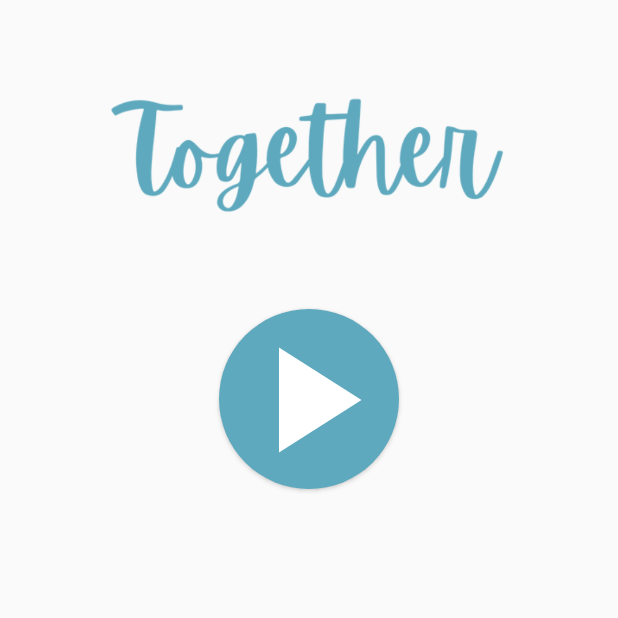
After one commit to Sanduni-Ridmika/Together-app, an Android app: the Breathing screen opened directly, with no data from a screen before it, on a phone screen of 412 x 824 dp, the top half of it. The commit adds this screen. Run offline under Robolectric (Android 15) with nearby library versions, the phone set to English and light mode, and no system bars.

Commit message:
breathing page

```diff
--- a/TogetherApp/app/src/main/AndroidManifest.xml
+++ b/TogetherApp/app/src/main/AndroidManifest.xml
@@ -13,6 +13,9 @@
         android:supportsRtl="true"
         android:theme="@style/Theme.TogetherApp"
         tools:targetApi="31">
+        <activity
+            android:name=".Breathing"
+            android:exported="false" />
         <activity
             android:name=".symptoms"
             android:exported="false" />
--- /dev/null
+++ b/TogetherApp/app/src/main/java/com/example/togetherapp/Breathing.kt
@@ -0,0 +1,136 @@
+package com.example.togetherapp
+
+import android.graphics.drawable.Drawable
+import android.graphics.drawable.LayerDrawable
+import androidx.appcompat.app.AppCompatActivity
+import android.os.Bundle
+import android.os.CountDownTimer
+import android.view.View
+import android.widget.Button
+import android.widget.TextView
+
+class Breathing : AppCompatActivity() {
+
+    private lateinit var playButton: Button
+    private lateinit var timerText: TextView
+    private lateinit var breathText: TextView
+
+    private lateinit var countDownTimer: CountDownTimer
+    private lateinit var breathCountDownTimer: CountDownTimer
+    private var isTimerRunning = false
+    private var isTimerPaused = false
+    private var secondsRemaining = 60
+    private var breathDuration = 3000L
+
+
+    override fun onCreate(savedInstanceState: Bundle?) {
+        super.onCreate(savedInstanceState)
+        setContentView(R.layout.activity_breathing)
+
+
+        playButton = findViewById(R.id.button)
+        timerText = findViewById(R.id.timer_text)
+        breathText = findViewById(R.id.breath_text)
+
+        // Set the background of the play button to the play icon inside a round button drawable
+        val drawable = resources.getDrawable(R.drawable.play, null)
+        playButton.background = getCombinedDrawable(drawable)
+
+        playButton.setOnClickListener {
+            if (!isTimerRunning) {
+                startTimer()
+            } else if (isTimerPaused) {
+                resumeTimer()
+            } else {
+                pauseTimer()
+            }
+        }
+
+        breathText.visibility = View.INVISIBLE
+    }
+
+    private fun startTimer() {
+        countDownTimer = object : CountDownTimer((secondsRemaining * 1000).toLong(), 1000) {
+            override fun onTick(millisUntilFinished: Long) {
+                secondsRemaining--
+                updateTimerText()
+            }
+
+            override fun onFinish() {
+                isTimerRunning = false
+                isTimerPaused = false
+                secondsRemaining = 60
+                updateButtonIcon()
+                timerText.text = "00:00"
+                breathText.visibility = View.INVISIBLE
+                breathCountDownTimer.cancel()
+                val drawable = resources.getDrawable(R.drawable.play, null)
+                playButton.background = getCombinedDrawable(drawable)
+            }
+        }
+
+        isTimerRunning = true
+        countDownTimer.start()
+        updateButtonIcon()
+
+        breathText.text = "Breathe In"
+        breathText.visibility = View.VISIBLE
+
+        breathCountDownTimer = object : CountDownTimer(60000, breathDuration) {
+            //object : CountDownTimer(60000, 3000) {
+            override fun onTick(millisUntilFinished: Long) {
+                if (breathText.text == "Breathe In") {
+                    breathText.text = "Breathe Out"
+                } else {
+                    breathText.text = "Breathe In"
+                }
+            }
+
+            override fun onFinish() {
+                // Do nothing
+            }
+        }
+        breathCountDownTimer.start()
+//.start()
+    }
+
+    private fun pauseTimer() {
+        countDownTimer.cancel()
+        breathCountDownTimer.cancel()
+        isTimerPaused = true
+        updateButtonIcon()
+    }
+
+    private fun resumeTimer() {
+        startTimer()
+        isTimerPaused = false
+        updateButtonIcon()
+    }
+
+    private fun updateTimerText() {
+        val minutes = secondsRemaining / 60
+        val seconds = secondsRemaining % 60
+        timerText.text = String.format("%02d:%02d", minutes, seconds)
+    }
+    private fun updateButtonIcon() {
+        if (!isTimerRunning) {
+            playButton.setBackgroundResource(R.drawable.round_button)
+        } else if (isTimerPaused) {
+            val drawable = resources.getDrawable(R.drawable.play, null)
+            playButton.background = getCombinedDrawable(drawable)
+        } else {
+            val drawable = resources.getDrawable(R.drawable.pause, null)
+            playButton.background = getCombinedDrawable(drawable)
+        }
+    }
+
+    private fun getCombinedDrawable(drawable: Drawable): Drawable {
+        val layers = arrayOf(
+            resources.getDrawable(R.drawable.round_button, null),
+            drawable
+        )
+        val layerDrawable = LayerDrawable(layers)
+        layerDrawable.setLayerInset(1, 0, 0, 0, 0)
+        return layerDrawable
+    }
+}
--- /dev/null
+++ b/TogetherApp/app/src/main/res/drawable/pause.xml
@@ -0,0 +1,10 @@
+<?xml version="1.0" encoding="utf-8"?>
+<vector xmlns:android="http://schemas.android.com/apk/res/android"
+    android:width="24dp"
+    android:height="24dp"
+    android:viewportWidth="24.0"
+    android:viewportHeight="24.0">
+    <path
+        android:fillColor="#FFFFFF"
+        android:pathData="M14,19H18V5H14M6,19H10V5H6V19Z"/>
+</vector>
--- /dev/null
+++ b/TogetherApp/app/src/main/res/drawable/play.xml
@@ -0,0 +1,10 @@
+<?xml version="1.0" encoding="utf-8"?>
+<vector xmlns:android="http://schemas.android.com/apk/res/android"
+    android:width="24dp"
+    android:height="24dp"
+    android:viewportWidth="24.0"
+    android:viewportHeight="24.0">
+    <path
+        android:fillColor="#FFFFFF"
+        android:pathData="M8,5.14V19.14L19,12.14L8,5.14Z"/>
+</vector>
--- /dev/null
+++ b/TogetherApp/app/src/main/res/drawable/round_button.xml
@@ -0,0 +1,5 @@
+<?xml version="1.0" encoding="utf-8"?>
+<shape xmlns:android="http://schemas.android.com/apk/res/android" android:shape="oval">
+    <corners android:radius="50dp" />
+    <solid android:color="@color/crystal_blue" />
+</shape>
--- /dev/null
+++ b/TogetherApp/app/src/main/res/layout/activity_breathing.xml
@@ -0,0 +1,51 @@
+<?xml version="1.0" encoding="utf-8"?>
+<RelativeLayout xmlns:android="http://schemas.android.com/apk/res/android"
+    xmlns:app="http://schemas.android.com/apk/res-auto"
+    xmlns:tools="http://schemas.android.com/tools"
+    android:layout_width="match_parent"
+    android:layout_height="match_parent"
+    tools:context=".Breathing">
+
+    <ImageView
+        android:id="@+id/logo"
+        android:layout_width="316dp"
+        android:layout_height="144dp"
+        android:layout_centerHorizontal="true"
+        android:layout_marginTop="30dp"
+        android:src="@drawable/namelogo" />
+
+    <Button
+        android:id="@+id/button"
+        android:layout_width="120dp"
+        android:layout_height="120dp"
+        android:textColor="@android:color/white"
+        android:textSize="24sp"
+        android:textStyle="bold"
+        android:layout_below="@id/logo"
+        android:layout_centerHorizontal="true"
+        android:layout_marginTop="32dp"
+        android:background="@drawable/round_button"/>
+
+    <TextView
+        android:id="@+id/timer_text"
+        android:layout_width="wrap_content"
+        android:layout_height="wrap_content"
+        android:textColor="@android:color/black"
+        android:textSize="48sp"
+        android:textStyle="bold"
+        android:layout_marginTop="52dp"
+        android:layout_below="@id/button"
+        android:layout_centerInParent="true"/>
+
+    <TextView
+        android:id="@+id/breath_text"
+        android:layout_width="wrap_content"
+        android:layout_height="wrap_content"
+        android:textColor="@android:color/black"
+        android:textSize="24sp"
+        android:textStyle="bold"
+        android:layout_marginTop="40dp"
+        android:layout_below="@id/timer_text"
+        android:layout_centerHorizontal="true"/>
+
+</RelativeLayout>
--- a/TogetherApp/app/src/main/res/values/strings.xml
+++ b/TogetherApp/app/src/main/res/values/strings.xml
@@ -1,3 +1,9 @@
 <resources>
     <string name="app_name">TogetherApp</string>
+    <string name="play">PLAY</string>
+    <string name="pause">PAUSE</string>
+    <string name="resume">RESUME</string>
+    <string name="breath_in">BREATH IN</string>
+    <string name="breath_out">BREATH OUT</string>
+
 </resources>
```
Also changed, not shown: TogetherApp/app/src/main/java/com/example/togetherapp/Home.kt (+7 -0 lines).
